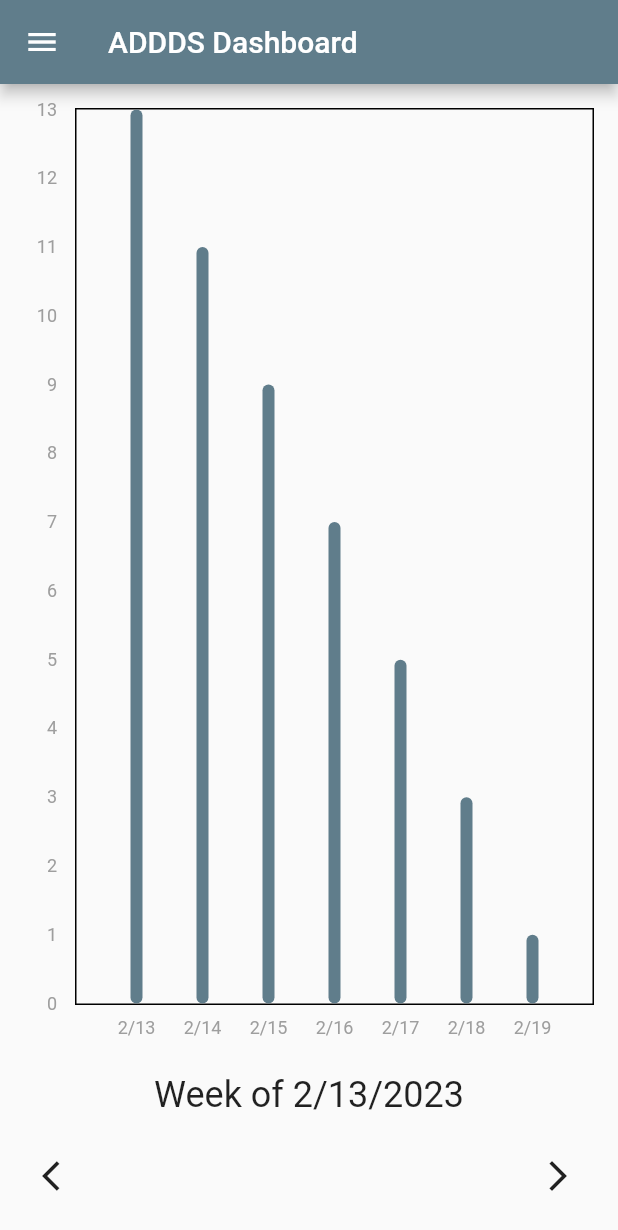
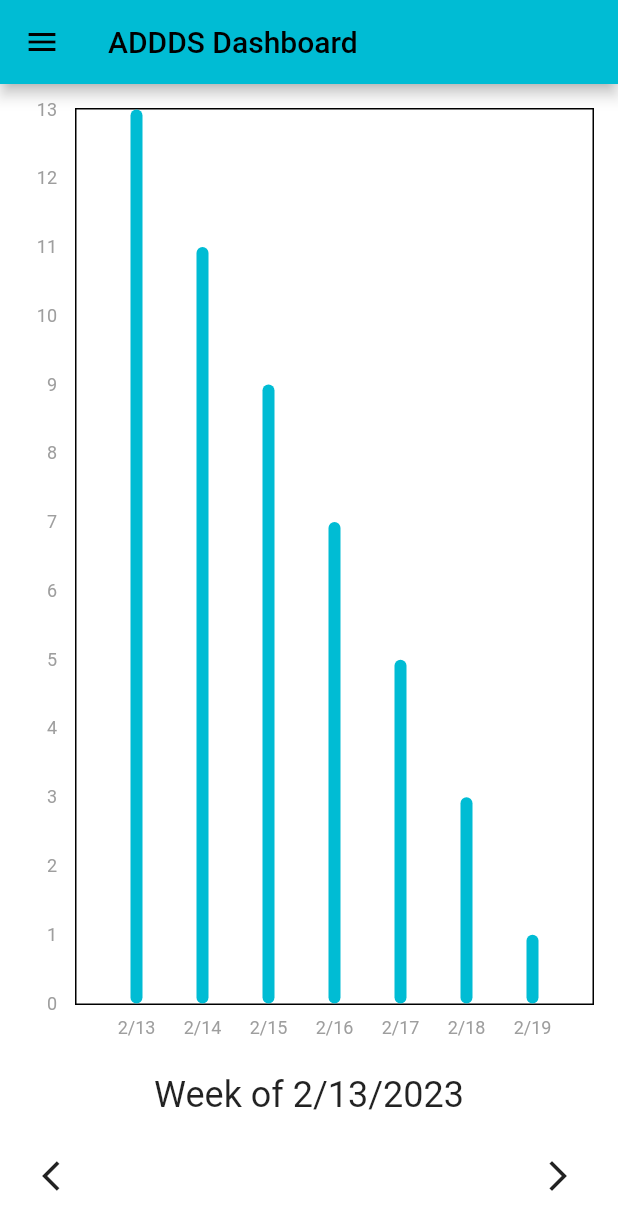
Before and after one commit to The-Rockers/DriverDrowsinessDetection, a Flutter app: the screen it shows after launch, on a phone screen of 412 x 824 dp. Shown: the top 1230 px of the screen. Run offline on Flutter 3.47's test engine with Material 2 defaults, Android fonts, the phone set to English and light mode, and no system bars; drawn by our look-alikes of fl_chart.

Commit message:
Updated UI color scheme and preparing for HTTP requests

```diff
--- a/lib/main.dart
+++ b/lib/main.dart
@@ -1,4 +1,5 @@
 import 'package:flutter/material.dart';
+import 'package:http/http.dart' as http;
 import 'dart:math';
 
 import 'navigation_row.dart';
@@ -25,6 +26,10 @@ class MyAppState extends State<MyApp>{
 
   List<String> fileList = <String>['PDF', 'Excel', 'CSV', 'Txt'];
   String fileType = 'PDF'; // Needs default value to avoid crashing
+
+  Future<http.Response> fetchAlbum() {
+    return http.get(Uri.parse('https://jsonplaceholder.typicode.com/albums/1'));
+  }
 
   void modifyCurrentWeekRange(){ // Alternate between 1,2, and 4 week time range.
     switch(currentWeekRange){
@@ -130,10 +135,12 @@ class MyAppState extends State<MyApp>{
     return MaterialApp(
       debugShowCheckedModeBanner: false,
       theme: ThemeData(
-        primarySwatch: Colors.blueGrey,
+        //primarySwatch: Colors.blueGrey,
+        primarySwatch: Colors.cyan,
         visualDensity: VisualDensity.adaptivePlatformDensity,
       ),
       home: Scaffold(
+        backgroundColor: Colors.white,
         appBar: AppBar(
           title: const Text('ADDDS Dashboard'),
           actions: <Widget>[
--- a/lib/standard_bar_chart.dart
+++ b/lib/standard_bar_chart.dart
@@ -45,7 +45,7 @@ class StandardBarChart extends StatelessWidget {
                       barRods: [
                         BarChartRodData(
                           y: value.toDouble(),
-                          colors: [Colors.blueGrey],
+                          colors: [Colors.cyan],
                           width: 8,
                         ),
                       ],
--- a/lib/standard_line_chart.dart
+++ b/lib/standard_line_chart.dart
@@ -47,7 +47,7 @@ class StandardLineChart extends StatelessWidget {
                 dotData: FlDotData(
                   show: true,
                 ),
-                colors: [Colors.blue]
+                colors: [Colors.cyan]
               ),
           ],
           borderData: FlBorderData(
--- a/pubspec.yaml
+++ b/pubspec.yaml
@@ -9,6 +9,7 @@ environment:
   sdk: '>=2.18.4 <3.0.0'
 
 dependencies:
+  http:
   flutter:
     sdk: flutter
 
```
Also changed, not shown: pubspec.lock, 9 other files.
